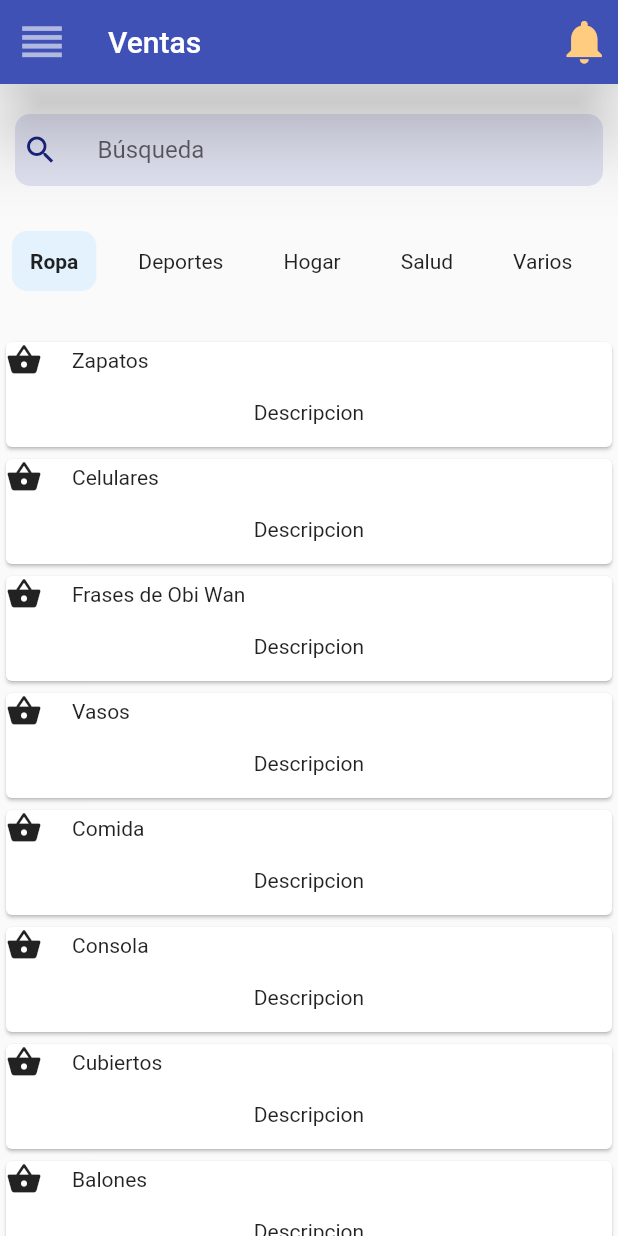
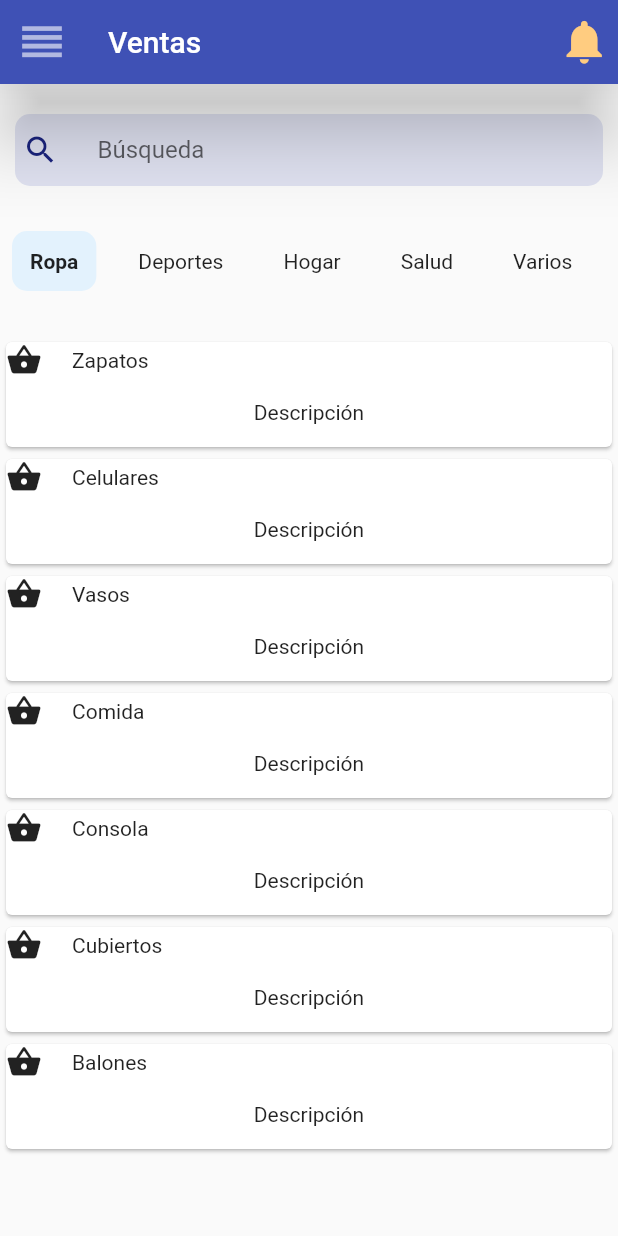
Before and after one commit to Invisiblebrush7/sells_apps_bosques, a Flutter app: the screen it shows after launch, on a phone screen of 412 x 824 dp. Run offline on Flutter 3.47's test engine with Material 2 defaults, Android fonts, the phone set to English and light mode, and no system bars.

Commit message:
"Update of Flutter"

```diff
--- a/lib/utilities/lista_items.dart
+++ b/lib/utilities/lista_items.dart
@@ -10,7 +10,7 @@ class ListaObjetos extends StatelessWidget {
 
   final List<String> listaObjetos; */
 
-  final List<String> listaObjetos = ["Zapatos","Celulares","Frases de Obi Wan","Vasos","Comida","Consola","Cubiertos","Balones"];
+  final List<String> listaObjetos = ["Zapatos","Celulares","Vasos","Comida","Consola","Cubiertos","Balones"];
 
   @override
   Widget build(BuildContext context) {
@@ -30,7 +30,7 @@ class ListaObjetos extends StatelessWidget {
                    ],
                  ),
                 Container(height: 15,),
-                Text("Descripcion"),
+                Text("Descripción"),
                 Container(height: 15,),
                ],
              ),
```
Also changed, not shown: pubspec.lock.
